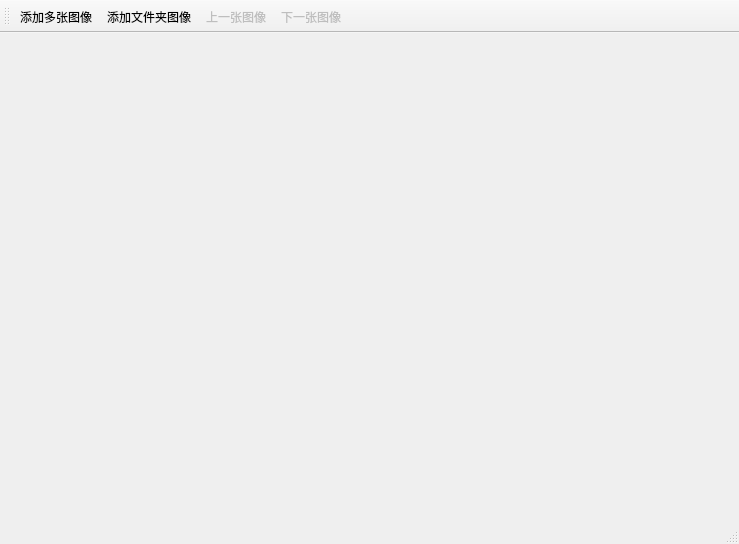
The window that Ui/MainWindow/CCImageMainWindow.ui (Charliechen114514/CCPixelCraft) describes before a commit, drawn with Qt 5.
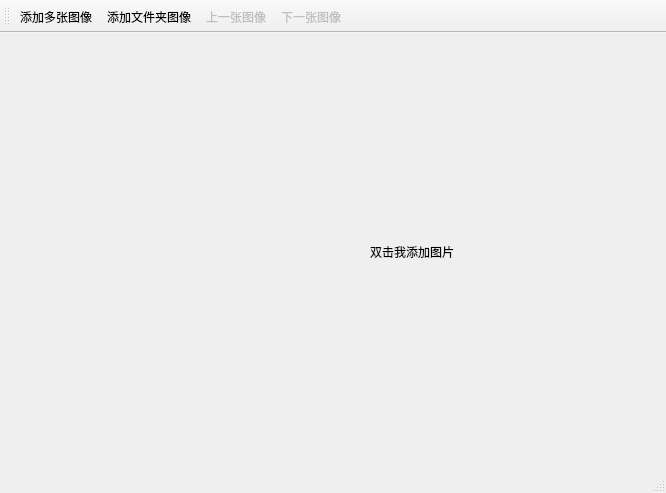
The same window after the commit. Icons and pictures are not drawn. Custom widgets are drawn as their Qt base class.

Commit message: Commit Better Image Browser functional

Diff of the .ui file:
```diff
--- a/Ui/MainWindow/CCImageMainWindow.ui
+++ b/Ui/MainWindow/CCImageMainWindow.ui
@@ -6,47 +6,73 @@
    <rect>
     <x>0</x>
     <y>0</y>
-    <width>739</width>
-    <height>544</height>
+    <width>645</width>
+    <height>493</height>
    </rect>
   </property>
   <property name="windowTitle">
    <string>CCImageMainWindow</string>
   </property>
   <widget class="QWidget" name="centralwidget">
-   <layout class="QVBoxLayout" name="verticalLayout_2">
+   <layout class="QHBoxLayout" name="horizontalLayout">
     <item>
      <widget class="QWidget" name="browsing_widget" native="true">
-      <layout class="QVBoxLayout" name="verticalLayout" stretch="3,1">
-       <item>
-        <widget class="QLabel" name="label_display">
-         <property name="text">
-          <string/>
-         </property>
-         <property name="scaledContents">
-          <bool>true</bool>
-         </property>
-        </widget>
-       </item>
+      <layout class="QHBoxLayout" name="horizontalLayout_2" stretch="1,3">
        <item>
         <widget class="QWidget" name="view_preview_now_widget" native="true">
-         <layout class="QHBoxLayout" name="horizontalLayout">
+         <layout class="QVBoxLayout" name="verticalLayout">
           <item>
-           <widget class="QLabel" name="label_prev">
+           <widget class="PreviewLabel" name="label_prev">
+            <property name="sizePolicy">
+             <sizepolicy hsizetype="Ignored" vsizetype="Ignored">
+              <horstretch>0</horstretch>
+              <verstretch>0</verstretch>
+             </sizepolicy>
+            </property>
+            <property name="minimumSize">
+             <size>
+              <width>140</width>
+              <height>120</height>
+             </size>
+            </property>
             <property name="text">
              <string/>
             </property>
            </widget>
           </item>
           <item>
-           <widget class="QLabel" name="label_current">
+           <widget class="PreviewLabel" name="label_current">
+            <property name="sizePolicy">
+             <sizepolicy hsizetype="Ignored" vsizetype="Ignored">
+              <horstretch>0</horstretch>
+              <verstretch>0</verstretch>
+             </sizepolicy>
+            </property>
+            <property name="minimumSize">
+             <size>
+              <width>140</width>
+              <height>120</height>
+             </size>
+            </property>
             <property name="text">
              <string/>
             </property>
            </widget>
           </item>
           <item>
-           <widget class="QLabel" name="label_next">
+           <widget class="PreviewLabel" name="label_next">
+            <property name="sizePolicy">
+             <sizepolicy hsizetype="Ignored" vsizetype="Ignored">
+              <horstretch>0</horstretch>
+              <verstretch>0</verstretch>
+             </sizepolicy>
+            </property>
+            <property name="minimumSize">
+             <size>
+              <width>140</width>
+              <height>120</height>
+             </size>
+            </property>
             <property name="text">
              <string/>
             </property>
@@ -55,9 +81,40 @@
          </layout>
         </widget>
        </item>
+       <item>
+        <widget class="DisplayLabel" name="label_display">
+         <property name="sizePolicy">
+          <sizepolicy hsizetype="MinimumExpanding" vsizetype="MinimumExpanding">
+           <horstretch>0</horstretch>
+           <verstretch>0</verstretch>
+          </sizepolicy>
+         </property>
+         <property name="minimumSize">
+          <size>
+           <width>460</width>
+           <height>390</height>
+          </size>
+         </property>
+         <property name="mouseTracking">
+          <bool>true</bool>
+         </property>
+         <property name="text">
+          <string>双击我添加图片</string>
+         </property>
+         <property name="scaledContents">
+          <bool>true</bool>
+         </property>
+         <property name="alignment">
+          <set>Qt::AlignmentFlag::AlignCenter</set>
+         </property>
+        </widget>
+       </item>
       </layout>
      </widget>
     </item>
+    <item>
+     <widget class="QWidget" name="operating_widget" native="true"/>
+    </item>
    </layout>
   </widget>
   <widget class="QMenuBar" name="menubar">
@@ -65,7 +122,7 @@
     <rect>
      <x>0</x>
      <y>0</y>
-     <width>739</width>
+     <width>645</width>
      <height>18</height>
     </rect>
    </property>
@@ -155,6 +212,18 @@
    </property>
   </action>
  </widget>
+ <customwidgets>
+  <customwidget>
+   <class>DisplayLabel</class>
+   <extends>QLabel</extends>
+   <header>DisplayLabel.h</header>
+  </customwidget>
+  <customwidget>
+   <class>PreviewLabel</class>
+   <extends>QLabel</extends>
+   <header>PreviewLabel.h</header>
+  </customwidget>
+ </customwidgets>
  <resources>
   <include location="../../Sources/sources.qrc"/>
  </resources>
```
The commit also changes 24 other files.
